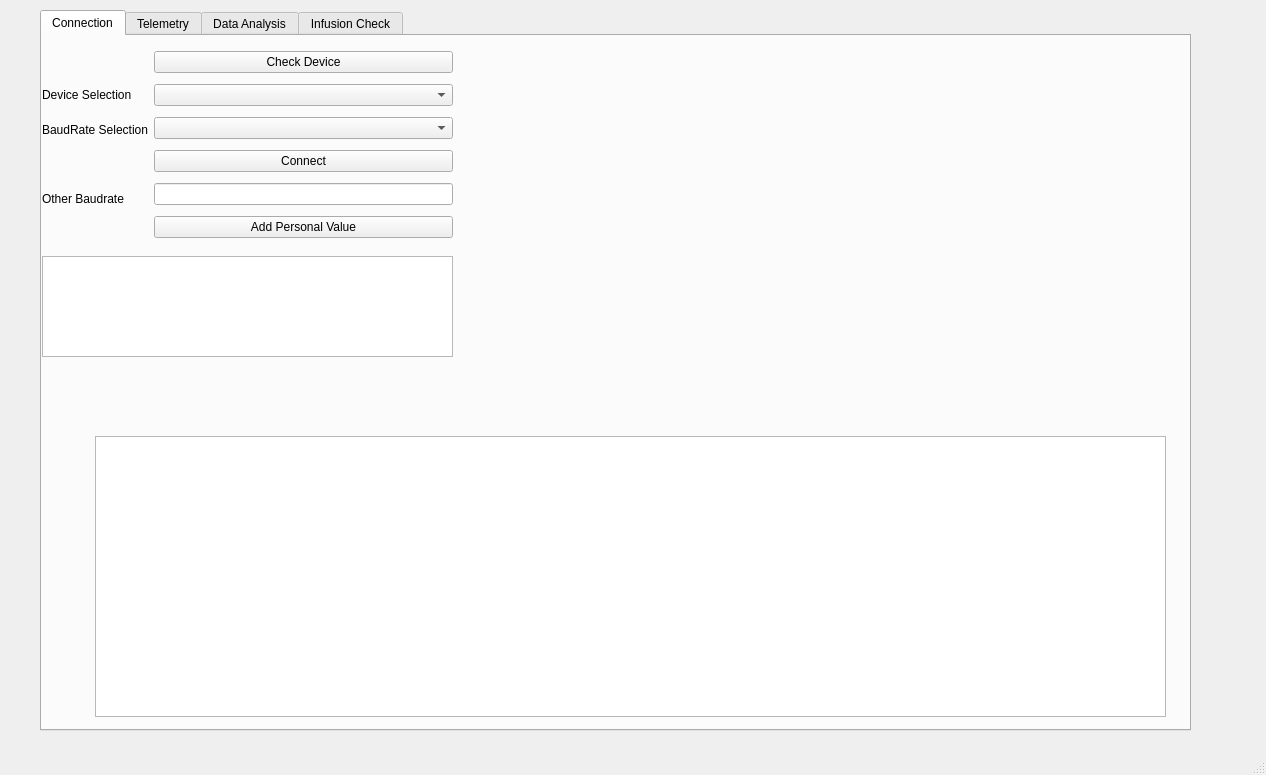
First picture: the form in gui/MainGui.ui, repository mastraa/amphi_v30, before the edit.
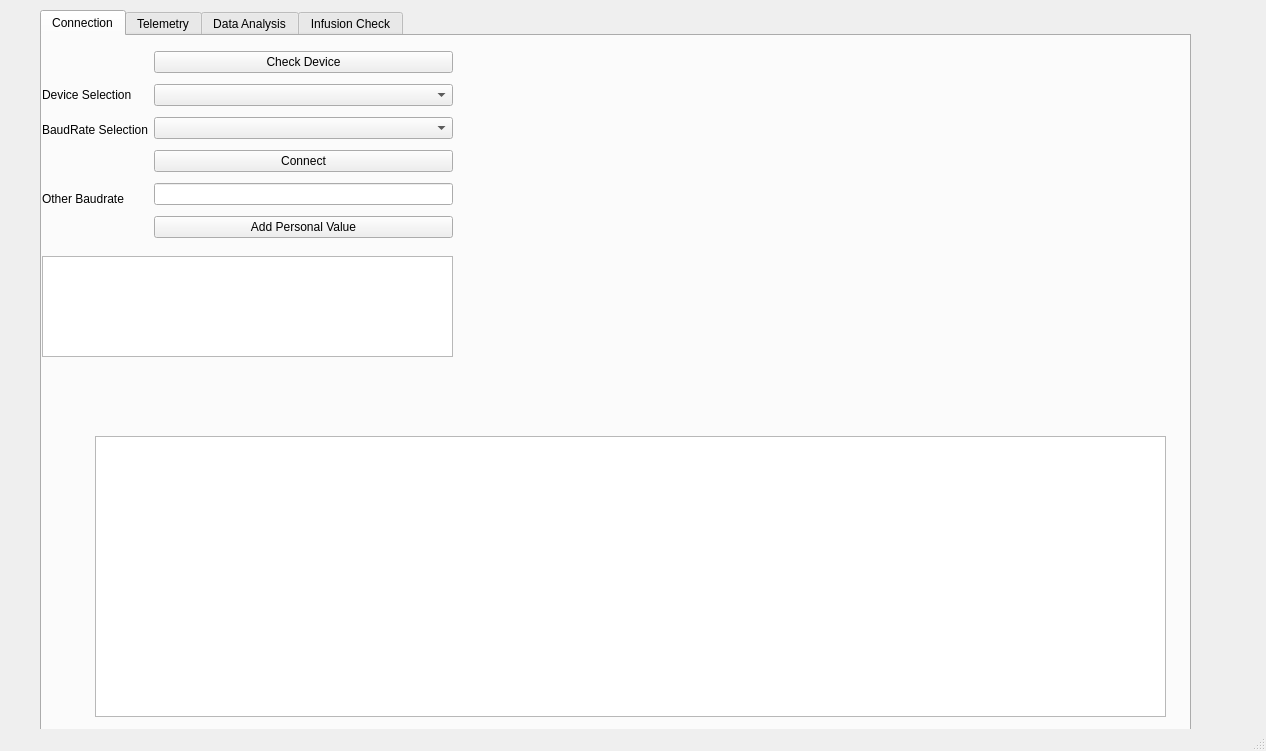
Second picture: the form after the edit. The open tabs and pages were chosen to show the change.

Diff of the .ui file:
```diff
--- a/gui/MainGui.ui
+++ b/gui/MainGui.ui
@@ -7,7 +7,7 @@
     <x>0</x>
     <y>0</y>
     <width>1266</width>
-    <height>775</height>
+    <height>751</height>
    </rect>
   </property>
   <property name="windowTitle">
```
Left out of the diff: 2 changed lines with no effect on the pictures.
